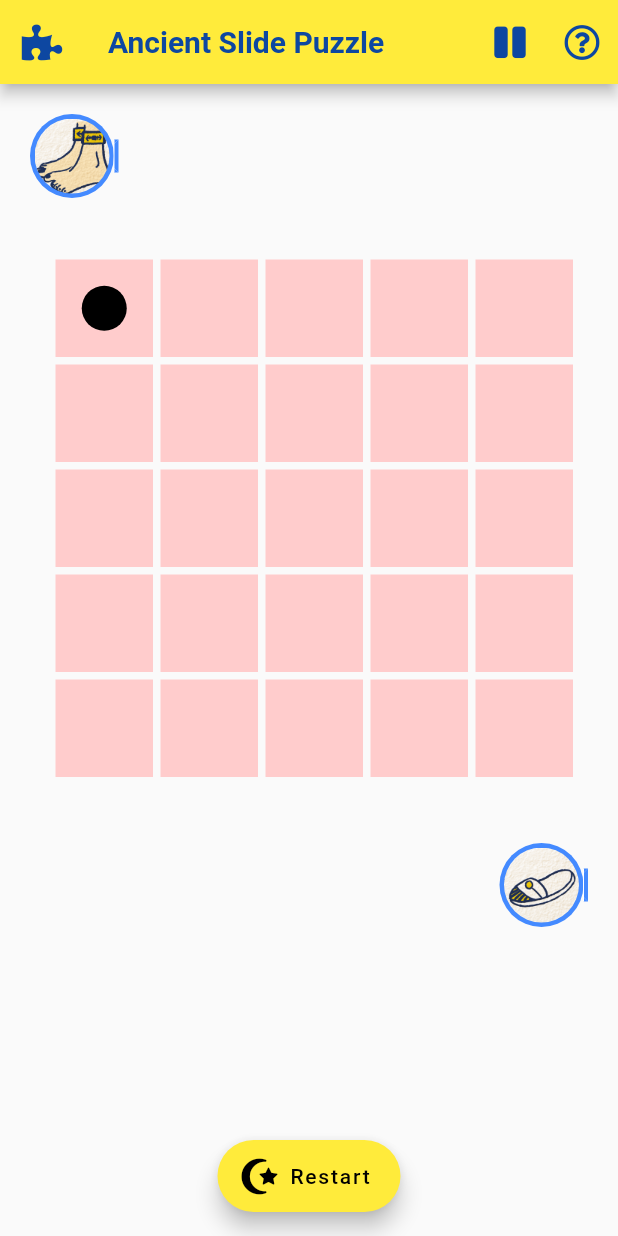
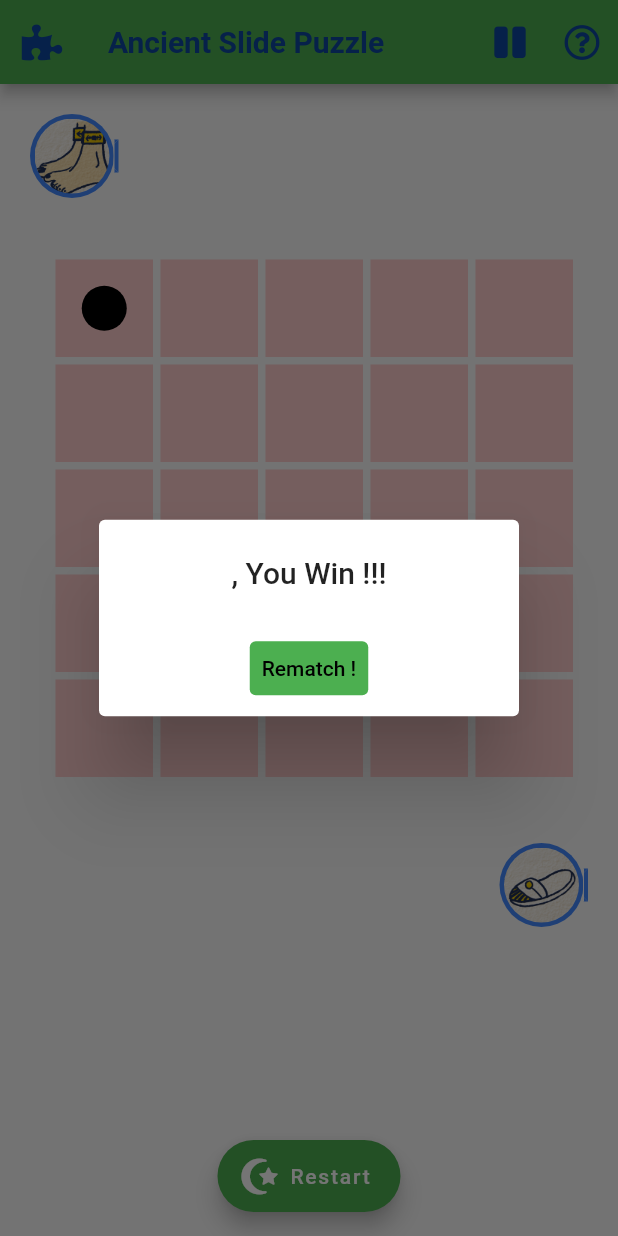
Before and after one commit to DinjerChang/flutter_slide_puzzle, a Flutter app: the SlidePuzzlePage screen opened directly with empty values, after a tap on an icon or button, on a phone screen of 412 x 824 dp. Run offline on Flutter 3.47's test engine with Material 2 defaults, Android fonts, the phone set to English and light mode, and no system bars; our stand-ins replace font_awesome_flutter.

Commit message:
Winner Modal Dialog Done, 剩下交給兩位了，感謝

```diff
--- a/lib/game-board.dart
+++ b/lib/game-board.dart
@@ -17,6 +17,9 @@ class GameBoard extends StatefulWidget {
   @override
   State<GameBoard> createState() => _GameBoardState();
 }
+
+bool player1_win = false; // 先在遊戲開始之前宣告，之後隨著遊戲狀態改變
+bool player2_win = false;
 
 class _GameBoardState extends State<GameBoard> {
   // const MyHomePage({Key? key, required this.title}) : super(key: key);
--- a/lib/game.dart
+++ b/lib/game.dart
@@ -2,6 +2,7 @@ import 'package:flutter/material.dart';
 import 'package:font_awesome_flutter/font_awesome_flutter.dart';
 import 'package:flutter_slide_puzzle/game-board.dart';
 import 'package:flutter_slide_puzzle/controller.dart';
+import 'package:flutter_slide_puzzle/win-modal.dart';
 
 class SlidePuzzlePage extends StatefulWidget {
   const SlidePuzzlePage({Key? key, required this.title}) : super(key: key);
@@ -22,13 +23,36 @@ class SlidePuzzlePage extends StatefulWidget {
 }
 
 class _SlidePuzzlePageState extends State<SlidePuzzlePage> {
-  // 把接收到的參數存到變數
+  String player1 = "player1";
+  String player2 = "player2";
   @override
   Widget build(BuildContext context) {
     final arguments = ModalRoute.of(context)?.settings.arguments as Map;
-    if (arguments != null) print(arguments['Player1']);
-    String player1 = arguments['Player1'];
-    String player2 = arguments['Player2'];
+    if (arguments != null)
+      print(arguments['Player1'] + ',' + arguments['Player2']);
+    final String player1 = arguments['Player1'];
+    final String player2 = arguments['Player2'];
+
+    // print("player1_win: " + player1_win.toString());
+    // Output : player1_win: false
+    // 這邊就可以直接抓到 player1_win，因為我有 import win-modal.dart，可以直接讀到這個變數。證明初始值為 false
+
+    player2_win = true;
+    // 這行測試用我先寫死，所以我傳給你的 demo 影片，一跳轉到 game page 就會跳出贏家提示。測完我就註解掉了
+
+    if (player1_win == true) {
+      //這裡就是根據布林值，帶入不同使用者的名字，並去呼叫 Winner 函示 (在 win-modal.dart)
+      WidgetsBinding.instance?.addPostFrameCallback((_) {
+        Winner(context, player1);
+      });
+    }
+
+    if (player2_win == true) {
+      WidgetsBinding.instance?.addPostFrameCallback((_) {
+        Winner(context, player2);
+      });
+    }
+
     return Scaffold(
       resizeToAvoidBottomInset: false,
       appBar: AppBar(
@@ -94,15 +118,16 @@ class _SlidePuzzlePageState extends State<SlidePuzzlePage> {
           child: Column(
         mainAxisAlignment: MainAxisAlignment.spaceEvenly,
         children: <Widget>[
-          Player1(playername : player1),
+          Player1(playername: player1),
           GameBoard(),
-          Player2(playername : player2),
+          Player2(playername: player2),
         ],
       )),
       floatingActionButton: FloatingActionButton.extended(
           icon: Restart(),
           label: Text('Restart'),
           onPressed: () {
+            // 這裡我來不及研究怎麼只 refresh GameBoard() Widget，Sorry ;)
             // Navigator.pushReplacement(
             //     context,
             //     MaterialPageRoute(
--- a/lib/main.dart
+++ b/lib/main.dart
@@ -13,11 +13,12 @@ class SlidePuzzle extends StatelessWidget {
     return MaterialApp(
       title: 'Ancient Slide Puzzle',
       theme: ThemeData(
-        primarySwatch: Colors.yellow,
+        primarySwatch: Colors.green,
       ),
       home: const StartPage(),
       routes: <String, WidgetBuilder>{
-        '/game': (_) => SlidePuzzlePage(title: 'Ancient Slide Puzzle')
+        '/game': (_) => SlidePuzzlePage(title: 'Ancient Slide Puzzle'),
+        '/start': (_) => StartPage(),
       },
     );
   }
--- a/lib/start.dart
+++ b/lib/start.dart
@@ -44,6 +44,7 @@ class _StartPageState extends State<StartPage> {
             )
           ]),
       body: StartPageCustomForm(),
+      // Below code is deprecated, unused
       // floatingActionButton: FloatingActionButton.extended(
       //   label: Text('Let\'s Play'),
       //   onPressed: () {
@@ -123,8 +124,8 @@ class _StartPageCustomForm extends State<StartPageCustomForm> {
         ),
         Container(
             width: 20,
-            margin: EdgeInsets.only(top: 300),
-            child: SizedBox(
+            margin: EdgeInsets.only(top: 250),
+            child: SizedBox( //不知道為什麼這裡 SizeBox沒效，要修一下
                 height: 30,
                 width: 20,
                 child: ElevatedButton(
--- /dev/null
+++ b/lib/win-modal.dart
@@ -0,0 +1,26 @@
+import 'package:flutter/material.dart';
+import 'package:flutter_slide_puzzle/game-board.dart';
+import 'dart:async';
+
+Future Winner(BuildContext context , String playername) async {
+  return showDialog<bool>(
+    context: context,
+    builder: (context) => AlertDialog(
+      title:  Text(
+      "$playername, You Win !!!",
+        textAlign: TextAlign.center,
+      ),
+      //content: const Text('Game Story Description'),
+      actions: <Widget>[
+        Center(
+          child: TextButton(
+              onPressed: () => Navigator.of(context).pushNamed('/start'),
+              child:
+                  const Text('Rematch !', style: TextStyle(color: Colors.black)),
+              style: ButtonStyle(
+                  backgroundColor: MaterialStateProperty.all(Colors.green))),
+        )
+      ],
+    ),
+  );
+}
```
Also changed, not shown: lib/game-piece.dart (deleted).
